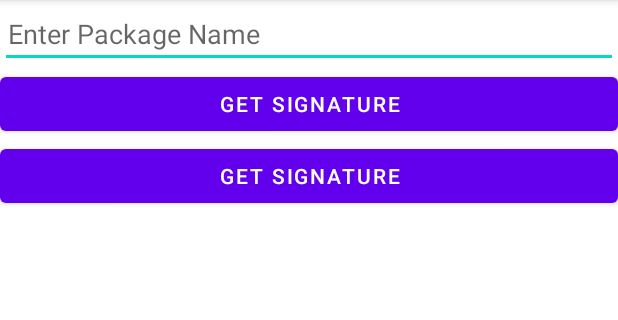
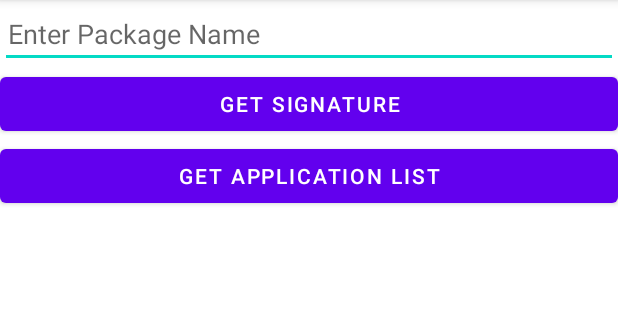
Before and after one commit to gopep9/GenSignatureAndroid, an Android app: the screen it shows after launch (MainActivity), on a phone screen of 412 x 824 dp, the part 84-404 px from its top. Run offline under Robolectric (Android 15) with nearby library versions, the phone set to English and light mode, and no system bars.

Commit message:
修改按钮名称

```diff
--- a/app/src/main/res/layout/activity_main.xml
+++ b/app/src/main/res/layout/activity_main.xml
@@ -23,7 +23,7 @@
         android:id="@+id/btn_get_app_list"
         android:layout_width="match_parent"
         android:layout_height="wrap_content"
-        android:text="Get Signature"/>
+        android:text="Get Application List" />
 
     <TextView
         android:id="@+id/tv_signature"
```
